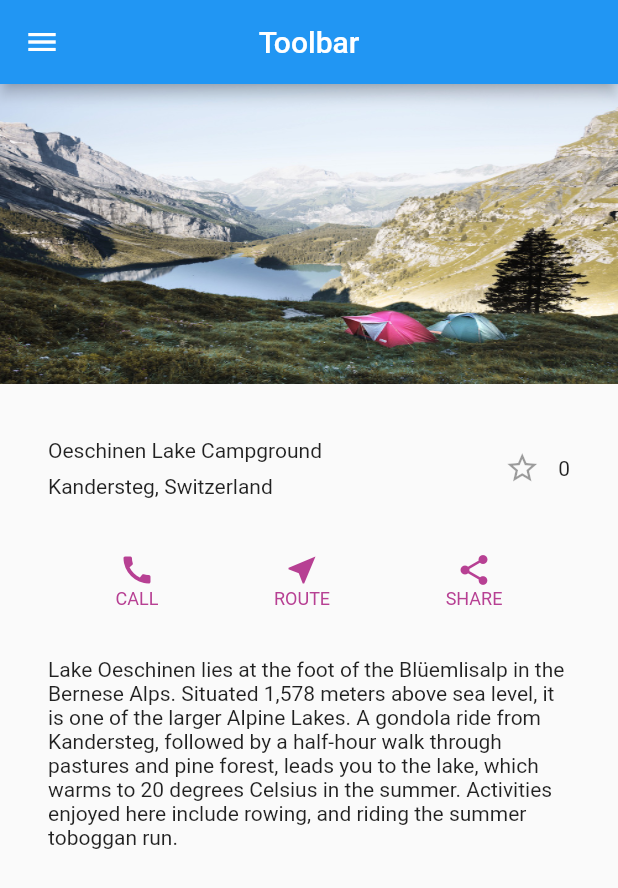
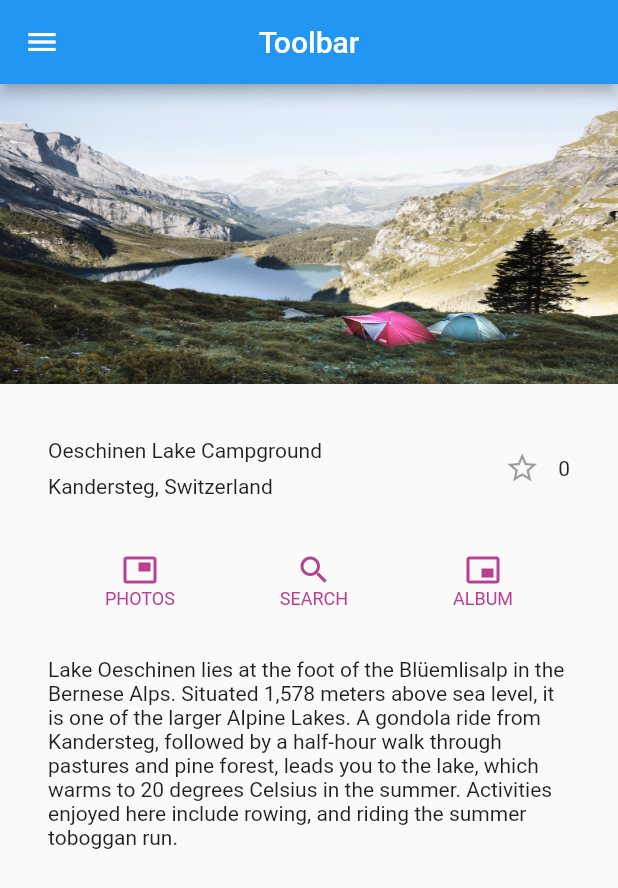
Before and after one commit to AsmaGhafoorian/FlutterFirstApp, a Flutter app: the screen it shows after launch, on a phone screen of 412 x 824 dp. Shown: the top 888 px of the screen. Run offline on Flutter 3.47's test engine with Material 2 defaults, Android fonts, the phone set to English and light mode, and no system bars; generated files the repository leaves out were written again.

```diff
--- a/lib/main.dart
+++ b/lib/main.dart
@@ -73,9 +73,9 @@ class MyApp extends StatelessWidget {
         mainAxisAlignment: MainAxisAlignment.spaceEvenly,
         children: [
 
-          _buildButtonColumn('CALL', Icons.call, color, PhotosView.routName,context),
-          _buildButtonColumn( 'ROUTE', Icons.near_me, color, PostAlbumView.routName,context),
-          _buildButtonColumn('SHARE', Icons.share, color, AlbumView.routName,context),
+          _buildButtonColumn('PHOTOS', Icons.picture_in_picture, color, PhotosView.routName,context),
+          _buildButtonColumn( 'SEARCH', Icons.search, color, PostAlbumView.routName,context),
+          _buildButtonColumn('ALBUM', Icons.picture_in_picture_alt, color, AlbumView.routName,context),
 
         ],
       ),
--- a/lib/photosView.dart
+++ b/lib/photosView.dart
@@ -59,7 +59,7 @@ class PhotosList extends StatelessWidget {
       ),
       itemCount: photos.length,
       itemBuilder: (context, index) {
-        return Image.network(photos[index].thumbnailUrl);
+        return Image.network(photos[index].thumbnailurl);
       },
     );
   }
--- a/pubspec.yaml
+++ b/pubspec.yaml
@@ -25,15 +25,15 @@ dependencies:
     sdk: flutter
 
   http: ^0.12.2
-
+  json_annotation: ^3.0.0
   # The following adds the Cupertino Icons font to your application.
   # Use with the CupertinoIcons class for iOS style icons.
   cupertino_icons: ^0.1.3
 
 dev_dependencies:
-  flutter_test:
-    sdk: flutter
 
+  build_runner: ^1.0.0
+  json_serializable: ^3.3.0
 # For information on the generic Dart part of this file, see the
 # following page: https://dart.dev/tools/pub/pubspec
 
```
Also changed, not shown: lib/photoModel.dart (+9 -11 lines), lib/photoModel.g.dart (added), pubspec.lock.
